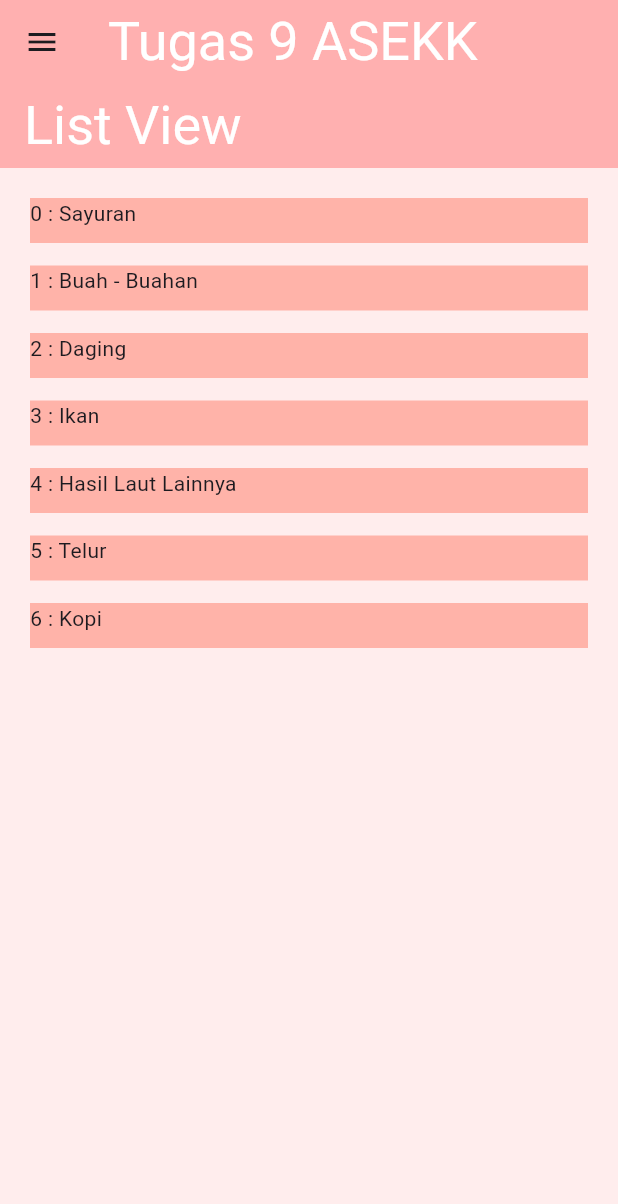
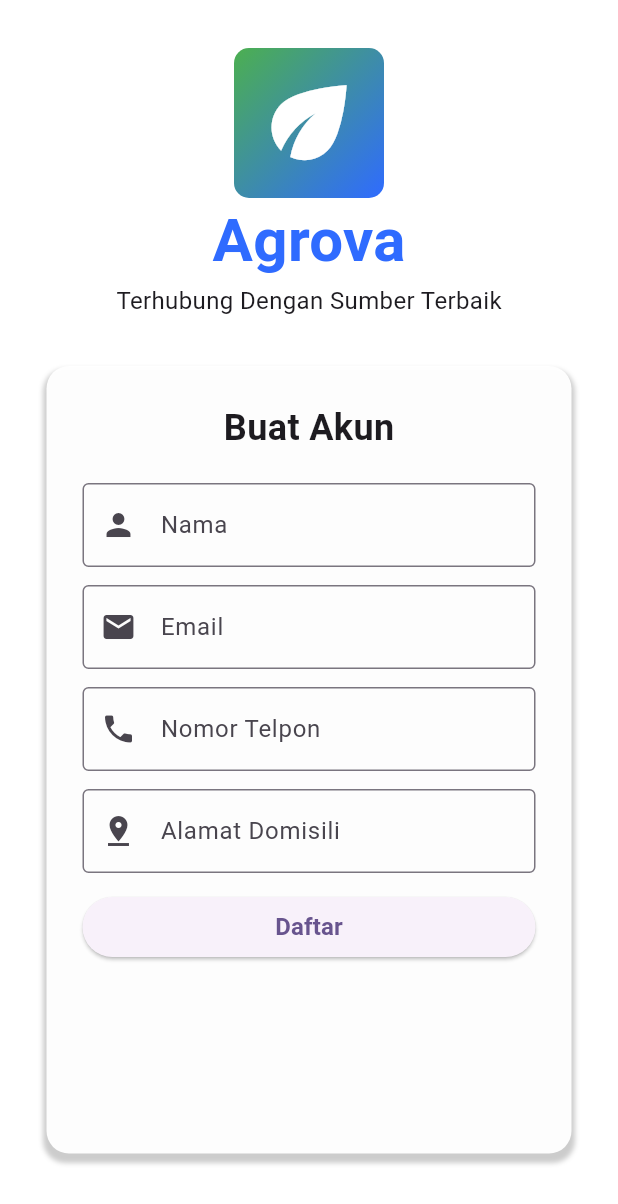
Before and after one commit to yauwwork/wahyu_belajar_flutter, a Flutter app: the screen it shows after launch, on a phone screen of 412 x 824 dp. Shown: the top 1204 px of the screen. Run offline on Flutter 3.47's test engine with Material 3 defaults, Android fonts, the phone set to English and light mode, and no system bars.

Commit message:
tugas10flutter

```diff
--- a/lib/main.dart
+++ b/lib/main.dart
@@ -1,4 +1,5 @@
 import 'package:flutter/material.dart';
+import 'package:wahyu_belajar_flutter/tugas10flutter/loginsc10.dart';
 import 'package:wahyu_belajar_flutter/tugas7dan8flutter/checkbox.dart';
 import 'package:wahyu_belajar_flutter/tugas7dan8flutter/dropdown.dart';
 import 'package:wahyu_belajar_flutter/tugas7dan8flutter/switch.dart';
@@ -39,7 +40,7 @@ class MyApp extends StatelessWidget {
         // tested with just a hot reload.
         colorScheme: .fromSeed(seedColor: Colors.deepPurple),
       ),
-      home: Tugas9Screen(),
+      home: Tugas10Flutter(),
     );
   }
 }
--- /dev/null
+++ b/lib/tugas10flutter/loginsc10.dart
@@ -0,0 +1,282 @@
+import 'package:flutter/material.dart';
+import 'package:wahyu_belajar_flutter/tugas10flutter/homepage.dart';
+import 'package:wahyu_belajar_flutter/tugas10flutter/navigator.dart';
+
+class Tugas10Flutter extends StatefulWidget {
+  const Tugas10Flutter({super.key});
+
+  @override
+  State<Tugas10Flutter> createState() => _Tugas10FlutterState();
+}
+
+class _Tugas10FlutterState extends State<Tugas10Flutter> {
+
+  final TextEditingController namaController = TextEditingController();
+  final TextEditingController emailController = TextEditingController();
+  final TextEditingController telponController = TextEditingController();
+  final TextEditingController alamatController = TextEditingController();
+  final _formKey = GlobalKey<FormState>();
+
+
+  @override
+  Widget build(BuildContext context) {
+    return Scaffold(
+      backgroundColor: const Color.fromARGB(255, 255, 255, 255),
+
+      body: Column(
+        children: [
+          Column(
+            children: [
+              SizedBox(height:32),
+              Container(
+              height: 100,
+              width: 100,
+              decoration: BoxDecoration(
+              borderRadius: BorderRadius.circular(10),
+              gradient: LinearGradient(colors: [
+                            Color(0xFF4CAF50),
+                            Color(0xFF2F6BFF),
+                          ],
+                          begin: AlignmentGeometry.topLeft,
+                          end: AlignmentGeometry.bottomRight
+                          ),
+              ),
+              child: Icon(Icons.eco,
+              color: Colors.white,
+              size: 75,
+              ),
+                      ),
+              Text("Agrova",
+              style: TextStyle(
+                color: Color(0xFF2F6BFF),
+                fontSize: 40,
+                fontWeight: FontWeight.bold,
+              ),
+              ),
+              Text("Terhubung Dengan Sumber Terbaik",
+              style: TextStyle(
+                fontSize: 16,
+                fontWeight: FontWeight.w400,
+              ),
+              )
+            ],
+          ),
+
+
+          SizedBox(height: 32),
+
+          Center(),
+          Container(
+            decoration: BoxDecoration(
+              color: Color.fromARGB(243, 255, 255, 255),
+              borderRadius: BorderRadius.circular(15),
+              boxShadow: [BoxShadow(
+                color: Colors.black.withOpacity(0.2),
+                spreadRadius: 2,
+                blurRadius: 2,
+                offset: Offset(0, 4),
+              )
+              ],
+            ),
+            height: 525,
+            width: 350,
+
+            padding: EdgeInsets.all(24),
+
+
+            child: Form(
+              key: _formKey,
+              child:
+            Column(
+              crossAxisAlignment: CrossAxisAlignment.start,
+              children: [
+                Center(
+                  child: Text("Buat Akun",
+                  style: TextStyle(
+                    fontSize: 24,
+                    fontWeight: FontWeight.bold
+                  ),
+                  ),
+                ),
+
+                SizedBox(height: 20),
+
+                // Text("Nama",
+                // textAlign: TextAlign.start,
+                // style: TextStyle(
+                //   fontSize: 16,
+                //   fontWeight: FontWeight.w500,
+                // ),
+                // ),
+
+                TextFormField(
+                  decoration: InputDecoration(
+                    border: OutlineInputBorder(),
+                    hintText: "Masukan Nama Lengkap Anda",
+                    labelText: "Nama",
+                    prefixIcon: Icon(Icons.person)
+                  ),
+                  controller: namaController,
+                  validator: (value) {
+                    if (value == null || value.isEmpty){
+                      return "Nama Harus Diisi";
+                    }
+                    if (!RegExp(r'[A-Z]').hasMatch(value)) {
+                      return "Nama harus mengandung minimal 1 huruf besar";
+                    }
+                    else {return null;}
+                  },
+                ),
+
+                SizedBox(height: 12),
+
+                 TextFormField(
+                 decoration: InputDecoration(
+                  border: OutlineInputBorder(),
+                  hintText: "Masukan email anda",
+                  labelText: "Email",
+                  prefixIcon: Icon(Icons.mail)
+                 ),
+                 controller: emailController,
+                 validator: (value) {
+                   if (value == null || value.isEmpty) {
+                    return "Email harus diisi";
+                   }
+                   else if (!value.contains("@")) {
+                    return "Email tidak valid";
+                   }
+                   else {
+                    return null;
+                   }
+                 },
+                  ),
+
+                  SizedBox(height: 12),
+
+                  TextFormField(
+                    decoration: InputDecoration(
+                  border: OutlineInputBorder(),
+                  hintText: "Masukan nomor telpon anda",
+                  labelText: "Nomor Telpon",
+                  prefixIcon: Icon(Icons.phone)
+                 ),
+                 controller: telponController,
+                 validator: (value) {
+                   if (value == null || value.isEmpty) {
+                    return "Nomer telpon harus diisi";
+                   }
+                   if (!RegExp(r'^\d+$').hasMatch(value)) {
+                  return "Nomor telepon hanya boleh angka";
+                 }
+                 }
+                  ),
+
+                  SizedBox(height: 12),
+
+                  TextFormField(
+                    decoration: InputDecoration(
+                  border: OutlineInputBorder(),
+                  hintText: "Masukan nomor alamat anda",
+                  labelText: "Alamat Domisili",
+                  prefixIcon: Icon(Icons.pin_drop)
+                 ),
+                 controller: alamatController,
+                 validator: (value) {
+                   if (value == null || value.isEmpty) {
+                    return "Alamat harus diisi bro";
+                   }
+                 },
+                 ),
+
+                 SizedBox(height: 12),
+
+                SizedBox(
+                  width: double.infinity,
+                  child: ElevatedButton(
+                    onPressed: () {
+                      if (_formKey.currentState!.validate()) {
+                        print("Berhasil Tervalidasi");
+                        dialogerror(context);
+                      } else {
+                        print("Tidak Berhasil Divalidasi");
+                      }
+                    },
+                    child: Text("Daftar",
+                    style: TextStyle(
+                      fontSize: 16,
+                      fontWeight: FontWeight.bold
+                    ),
+                    )
+                    ),
+                )
+              ],
+            ),
+       ),
+      ),
+     ],
+     ),
+     );
+  }
+  Future<dynamic> dialogerror (BuildContext context) {
+    return showDialog(
+      context: context,
+      builder: (_) {
+        return AlertDialog(
+          title: Text("Selamat Anda Berhasil",
+          style: TextStyle(
+            fontSize: 24,
+          ),
+          ),
+          content: Column(
+            mainAxisSize: MainAxisSize.min,
+            children: [
+              Text("Periksa Kembali Data Anda"),
+              SizedBox(height: 8),
+              Text("Nama : ${namaController.text}"),
+              Text("Alamat : ${alamatController.text}"),
+              Text("No Telpon : ${telponController.text}"),
+
+              Row(
+                children: [
+                  Expanded(
+                    child: OutlinedButton(
+                      onPressed: (){
+                        context.pop();
+                      },
+                      child: Text("Batal",
+                      style: TextStyle(
+                        color: Colors.red
+                      ),
+                      ),
+                      ),
+                      ),
+
+                      SizedBox(height: 20),
+
+                  Expanded(
+                    child: ElevatedButton(
+                      onPressed: () {
+                        context.pop();
+                        context.push(
+                          Home10(
+                            nama: namaController.text,
+                            alamat: alamatController.text,
+                            telepon: telponController.text),
+                        );
+                      },
+                      style: ElevatedButton.styleFrom(
+                        backgroundColor: Colors.blue,
+                        foregroundColor: Colors.white,
+                      ),
+                      child: Text(
+                        "Konirmasi"
+                      )))
+                ],
+              )
+            ],
+          ),
+        );
+      }
+      );
+  }
+}
```
Also changed, not shown: lib/tugas10flutter/homepage.dart (added, +48 -0 lines), lib/tugas10flutter/navigator.dart (added, +70 -0 lines).
